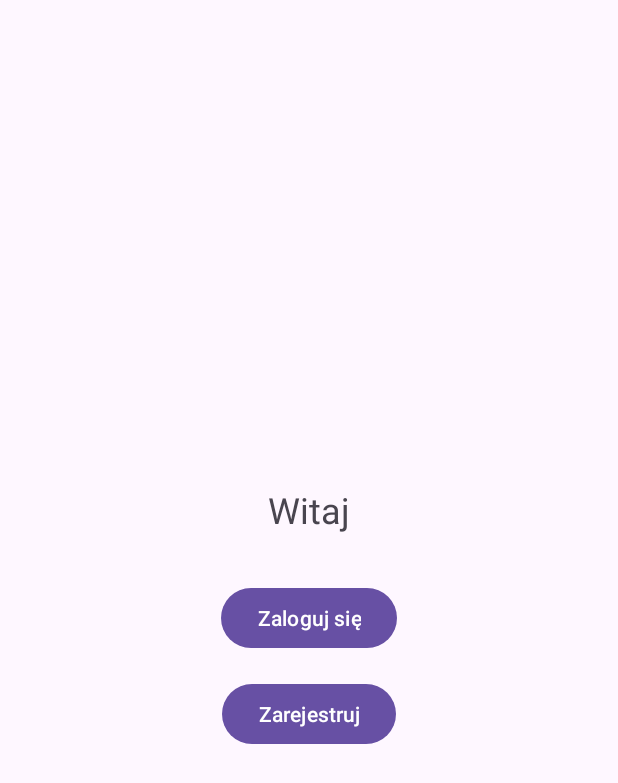
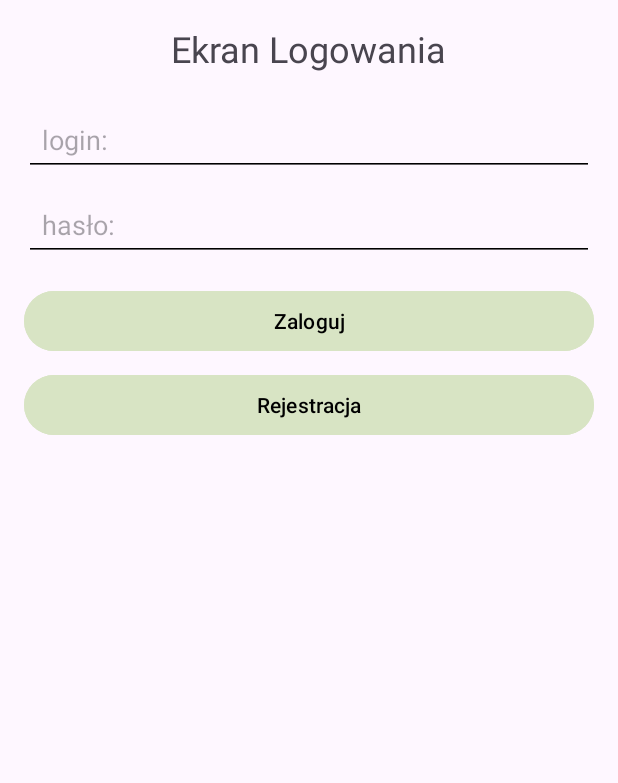
Before and after one commit to MrCarrot102/Programowanie-urz-dze-mobilnych, an Android app: the screen it shows after launch (MainActivity), after a tap on "Zaloguj się", on a phone screen of 412 x 824 dp. Shown: the top 783 px of the screen. Run offline under Robolectric (Android 15) with nearby library versions, the phone set to English and light mode, and no system bars.

Commit message:
zrobiona lista 2, wprowadzona mala poprawka odnoszaca sie do ostatniego ekranu (teraz zamiast "witaj uzytkowniku" jest "witaj <nazwa uzytkownika")

```diff
--- /dev/null
+++ b/Lista 2/app/src/main/java/com/example/pum_lista2/FragmentC.java
@@ -0,0 +1,55 @@
+package com.example.pum_lista2;
+
+import android.os.Bundle;
+import androidx.fragment.app.Fragment;
+import androidx.navigation.NavDirections;
+import androidx.navigation.Navigation;
+import android.view.LayoutInflater;
+import android.view.View;
+import android.view.ViewGroup;
+import android.widget.Toast;
+import com.example.pum_lista2.databinding.FragmentCBinding;
+
+public class FragmentC extends Fragment {
+
+    private FragmentCBinding binding;
+
+    public FragmentC() {
+        // Required empty public constructor
+    }
+
+    @Override
+    public View onCreateView(LayoutInflater inflater, ViewGroup container,
+                             Bundle savedInstanceState) {
+        binding = FragmentCBinding.inflate(inflater, container, false);
+
+        // Przycisk logowania
+        binding.loginButton.setOnClickListener(view -> {
+            String username = binding.loginUsername.getText().toString();
+            String password = binding.loginPassword.getText().toString();
+
+            if (username.isEmpty() || password.isEmpty()) {
+                Toast.makeText(getActivity(), "Wypełnij wszystkie pola", Toast.LENGTH_SHORT).show();
+            } else {
+                // Przejście do ekranu powitalnego (FragmentD) z przekazaniem argumentu
+                NavDirections action = FragmentCDirections.actionFragmentCToFragmentD(username);
+                Navigation.findNavController(view).navigate(action);
+            }
+        });
+
+        // Przycisk rejestracji
+        binding.registerButtonInLogin.setOnClickListener(view -> {
+            // Przejście do ekranu rejestracji (FragmentB)
+            NavDirections action = FragmentCDirections.actionFragmentCToFragmentB();
+            Navigation.findNavController(view).navigate(action);
+        });
+
+        return binding.getRoot();
+    }
+
+    @Override
+    public void onDestroyView() {
+        super.onDestroyView();
+        binding = null;
+    }
+}
--- a/Lista 2/app/src/main/java/com/example/pum_lista2/MainActivity.java
+++ b/Lista 2/app/src/main/java/com/example/pum_lista2/MainActivity.java
@@ -10,6 +10,5 @@ public class MainActivity extends AppCompatActivity {
     protected void onCreate(Bundle savedInstanceState) {
         super.onCreate(savedInstanceState);
         setContentView(R.layout.activity_main);
-
     }
 }
--- /dev/null
+++ b/Lista 2/app/src/main/res/layout/fragment_c.xml
@@ -0,0 +1,54 @@
+<?xml version="1.0" encoding="utf-8"?>
+<LinearLayout
+    xmlns:android="http://schemas.android.com/apk/res/android"
+    android:layout_width="match_parent"
+    android:layout_height="match_parent"
+    android:orientation="vertical"
+    android:padding="16dp">
+
+    <TextView
+        android:id="@+id/loginTitle"
+        android:layout_width="wrap_content"
+        android:layout_height="wrap_content"
+        android:text="Ekran Logowania"
+        android:textSize="24sp"
+        android:layout_gravity="center_horizontal"
+        android:paddingBottom="20dp" />
+
+    <EditText
+        android:id="@+id/loginUsername"
+        android:layout_width="match_parent"
+        android:layout_height="wrap_content"
+        android:hint="login:"
+        android:padding="12dp"
+        android:backgroundTint="#000000" />
+
+    <EditText
+        android:id="@+id/loginPassword"
+        android:layout_width="match_parent"
+        android:layout_height="wrap_content"
+        android:hint="hasło:"
+        android:inputType="textPassword"
+        android:padding="12dp"
+        android:backgroundTint="#000000"
+        android:layout_marginTop="8dp" />
+
+    <Button
+        android:id="@+id/loginButton"
+        android:layout_width="match_parent"
+        android:layout_height="wrap_content"
+        android:text="Zaloguj"
+        android:layout_marginTop="16dp"
+        android:backgroundTint="#D8E4C4"
+        android:textColor="#000000" />
+
+    <Button
+        android:id="@+id/registerButtonInLogin"
+        android:layout_width="match_parent"
+        android:layout_height="wrap_content"
+        android:text="Rejestracja"
+        android:layout_marginTop="8dp"
+        android:backgroundTint="#D8E4C4"
+        android:textColor="#000000" />
+
+</LinearLayout>
```
Also changed, not shown: Lista 2/app/src/main/java/com/example/pum_lista2/FragmentD.java (added, +36 -0 lines), Lista 2/app/src/main/res/layout/fragment_d.xml (added, +22 -0 lines).
